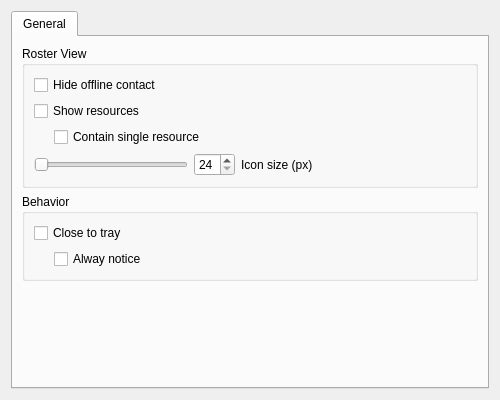
Above: app/PrefGeneral.ui from chloerei/qtalk before the change. Below: the same form after it.
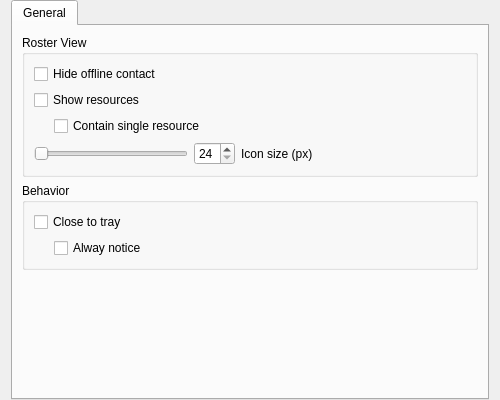
That is the form after the change.

What changed in the file:
```diff
--- a/app/PrefGeneral.ui
+++ b/app/PrefGeneral.ui
@@ -14,6 +14,12 @@
    <string>Form</string>
   </property>
   <layout class="QGridLayout" name="gridLayout">
+   <property name="topMargin">
+    <number>0</number>
+   </property>
+   <property name="bottomMargin">
+    <number>0</number>
+   </property>
    <item row="0" column="0">
     <widget class="QTabWidget" name="tabWidget">
      <property name="currentIndex">
```
